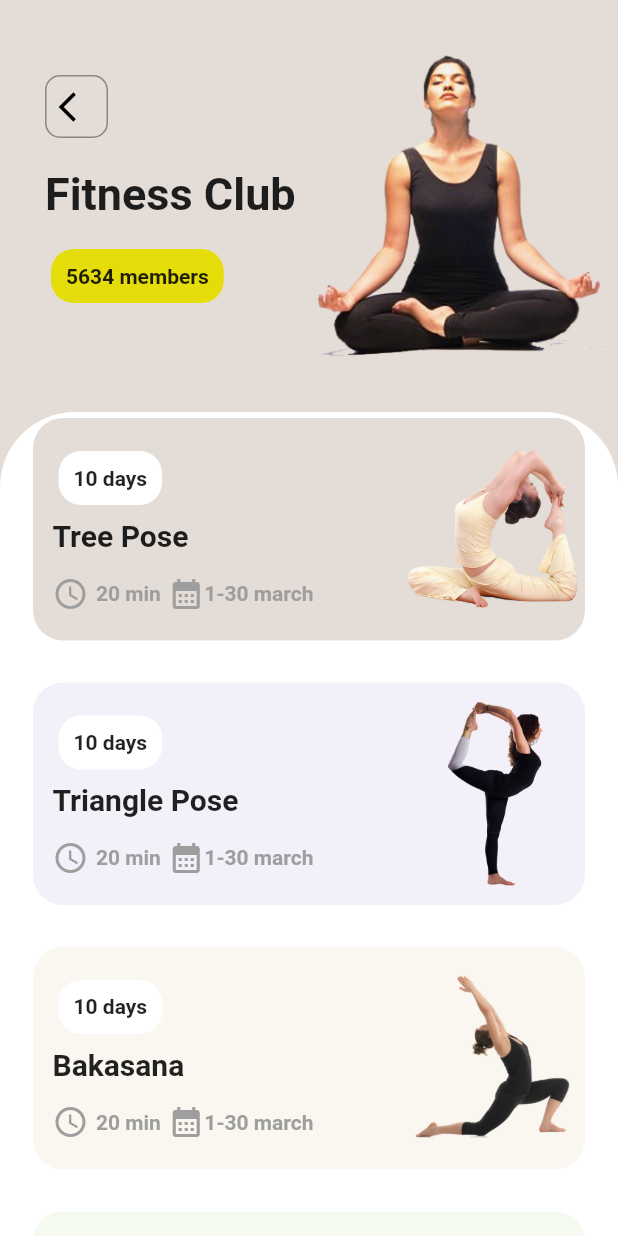
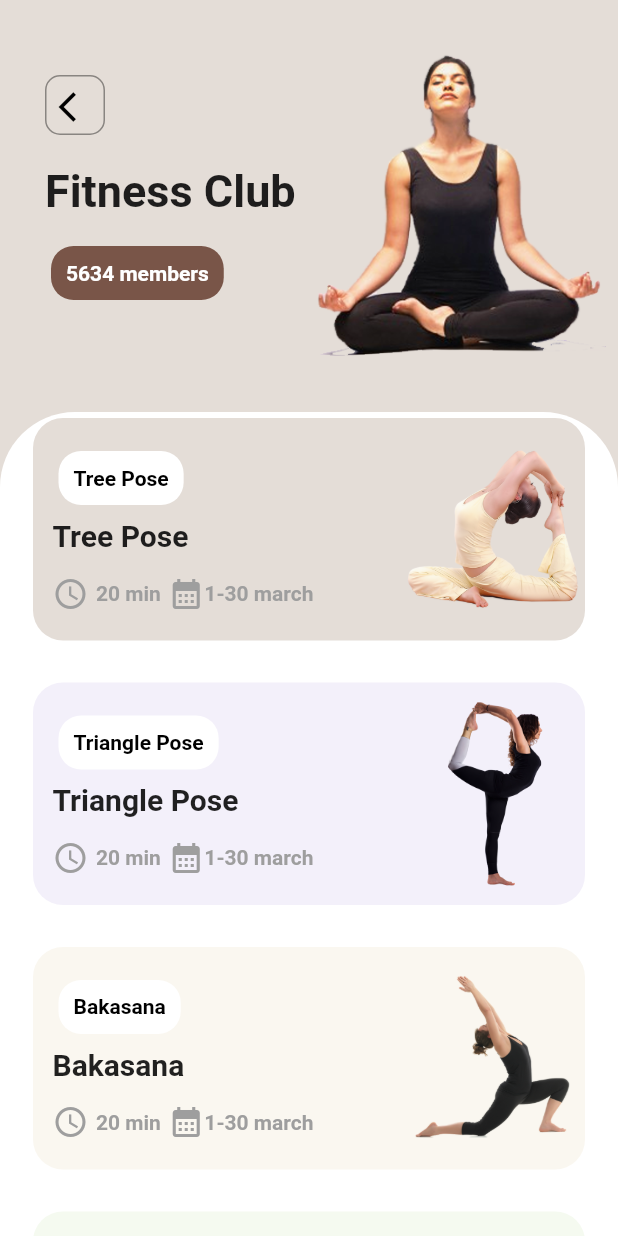
Before and after one commit to Salomondiei08/fitness_app, a Flutter app: the screen it shows after launch, after a tap on "Yoga", on a phone screen of 412 x 824 dp. Run offline on Flutter 3.47's test engine with Material 2 defaults, Android fonts, the phone set to English and light mode, and no system bars.

Commit message:
UI Dobne

```diff
--- a/lib/helpers/routes.dart
+++ b/lib/helpers/routes.dart
@@ -1,3 +1,4 @@
+import 'package:fitness_club/ui/screens/activity_detail_screen.dart';
 import 'package:flutter/cupertino.dart';
 
 import '../ui/screens/club_detail_screen.dart';
@@ -6,9 +7,11 @@ import '../ui/screens/home_screen.dart';
 abstract class Routes {
   static String homeScreen = '/';
   static String clubDetailScreen = '/club_detail_screen';
+  static String activityDetailScreen = '/activityDetailScreen';
 
   static Map<String, Widget Function(BuildContext)> get routes => {
         homeScreen: (context) => const HomeScreen(),
         clubDetailScreen: (context) => const ClubDetailScreen(),
+        activityDetailScreen: (context) => const ActivityDetailScreen(),
       };
 }
--- a/lib/logic/providers/club_provider.dart
+++ b/lib/logic/providers/club_provider.dart
@@ -20,14 +20,14 @@ class ClubProvider extends ChangeNotifier {
           daysToComplete: 10,
           duration: Duration(days: 10),
           timeToCompleteInMinutes: 20,
-          steps: {
-            'Steps 1': 'Enim et tempor dolor do aute quis ea sit enim.',
-            'Steps 2': 'Enim et tempor dolor do aute quis ea sit enim.',
-            'Steps 3': 'Enim et tempor dolor do aute quis ea sit enim.',
-            'Steps 4': 'Enim et tempor dolor do aute quis ea sit enim.',
-            'Steps 5': 'Enim et tempor dolor do aute quis ea sit enim.',
-            'Steps 6': 'Enim et tempor dolor do aute quis ea sit enim.',
-          },
+          steps: [
+            'Nisi adipisicing eu nisi anim aliquip anim nostrud ad. Aute pariatur in ut excepteur minim magna pariatur qui magna. ',
+            'Nisi adipisicing eu nisi anim aliquip anim nostrud ad. Aute pariatur in ut excepteur minim magna pariatur qui magna. ',
+            'Nisi adipisicing eu nisi anim aliquip anim nostrud ad. Aute pariatur in ut excepteur minim magna pariatur qui magna. ',
+            'Nisi adipisicing eu nisi anim aliquip anim nostrud ad. Aute pariatur in ut excepteur minim magna pariatur qui magna. ',
+            'Nisi adipisicing eu nisi anim aliquip anim nostrud ad. Aute pariatur in ut excepteur minim magna pariatur qui magna. ',
+            'Nisi adipisicing eu nisi anim aliquip anim nostrud ad. Aute pariatur in ut excepteur minim magna pariatur qui magna. ',
+          ],
           color: Color(0xFFE4DDD7),
         ),
         Activity(
@@ -39,14 +39,14 @@ class ClubProvider extends ChangeNotifier {
           daysToComplete: 10,
           duration: Duration(days: 10),
           timeToCompleteInMinutes: 20,
-          steps: {
-            'Steps 1': 'Enim et tempor dolor do aute quis ea sit enim.',
-            'Steps 2': 'Enim et tempor dolor do aute quis ea sit enim.',
-            'Steps 3': 'Enim et tempor dolor do aute quis ea sit enim.',
-            'Steps 4': 'Enim et tempor dolor do aute quis ea sit enim.',
-            'Steps 5': 'Enim et tempor dolor do aute quis ea sit enim.',
-            'Steps 6': 'Enim et tempor dolor do aute quis ea sit enim.',
-          },
+          steps: [
+            'Nisi adipisicing eu nisi anim aliquip anim nostrud ad. Aute pariatur in ut excepteur minim magna pariatur qui magna. ',
+            'Nisi adipisicing eu nisi anim aliquip anim nostrud ad. Aute pariatur in ut excepteur minim magna pariatur qui magna. ',
+            'Nisi adipisicing eu nisi anim aliquip anim nostrud ad. Aute pariatur in ut excepteur minim magna pariatur qui magna. ',
+            'Nisi adipisicing eu nisi anim aliquip anim nostrud ad. Aute pariatur in ut excepteur minim magna pariatur qui magna. ',
+            'Nisi adipisicing eu nisi anim aliquip anim nostrud ad. Aute pariatur in ut excepteur minim magna pariatur qui magna. ',
+            'Nisi adipisicing eu nisi anim aliquip anim nostrud ad. Aute pariatur in ut excepteur minim magna pariatur qui magna. ',
+          ],
           color: Color.fromARGB(255, 243, 240, 250),
         ),
         Activity(
@@ -58,14 +58,14 @@ class ClubProvider extends ChangeNotifier {
           daysToComplete: 10,
           duration: Duration(days: 10),
           timeToCompleteInMinutes: 20,
-          steps: {
-            'Steps 1': 'Enim et tempor dolor do aute quis ea sit enim.',
-            'Steps 2': 'Enim et tempor dolor do aute quis ea sit enim.',
-            'Steps 3': 'Enim et tempor dolor do aute quis ea sit enim.',
-            'Steps 4': 'Enim et tempor dolor do aute quis ea sit enim.',
-            'Steps 5': 'Enim et tempor dolor do aute quis ea sit enim.',
-            'Steps 6': 'Enim et tempor dolor do aute quis ea sit enim.',
-          },
+          steps: [
+            'Nisi adipisicing eu nisi anim aliquip anim nostrud ad. Aute pariatur in ut excepteur minim magna pariatur qui magna. ',
+            'Nisi adipisicing eu nisi anim aliquip anim nostrud ad. Aute pariatur in ut excepteur minim magna pariatur qui magna. ',
+            'Nisi adipisicing eu nisi anim aliquip anim nostrud ad. Aute pariatur in ut excepteur minim magna pariatur qui magna. ',
+            'Nisi adipisicing eu nisi anim aliquip anim nostrud ad. Aute pariatur in ut excepteur minim magna pariatur qui magna. ',
+            'Nisi adipisicing eu nisi anim aliquip anim nostrud ad. Aute pariatur in ut excepteur minim magna pariatur qui magna. ',
+            'Nisi adipisicing eu nisi anim aliquip anim nostrud ad. Aute pariatur in ut excepteur minim magna pariatur qui magna. ',
+          ],
           color: Color.fromARGB(255, 250, 247, 240),
         ),
         Activity(
@@ -77,14 +77,14 @@ class ClubProvider extends ChangeNotifier {
           daysToComplete: 10,
           duration: Duration(days: 10),
           timeToCompleteInMinutes: 20,
-          steps: {
-            'Steps 1': 'Enim et tempor dolor do aute quis ea sit enim.',
-            'Steps 2': 'Enim et tempor dolor do aute quis ea sit enim.',
-            'Steps 3': 'Enim et tempor dolor do aute quis ea sit enim.',
-            'Steps 4': 'Enim et tempor dolor do aute quis ea sit enim.',
-            'Steps 5': 'Enim et tempor dolor do aute quis ea sit enim.',
-            'Steps 6': 'Enim et tempor dolor do aute quis ea sit enim.',
-          },
+          steps: [
+            'Nisi adipisicing eu nisi anim aliquip anim nostrud ad. Aute pariatur in ut excepteur minim magna pariatur qui magna. ',
+            'Nisi adipisicing eu nisi anim aliquip anim nostrud ad. Aute pariatur in ut excepteur minim magna pariatur qui magna. ',
+            'Nisi adipisicing eu nisi anim aliquip anim nostrud ad. Aute pariatur in ut excepteur minim magna pariatur qui magna. ',
+            'Nisi adipisicing eu nisi anim aliquip anim nostrud ad. Aute pariatur in ut excepteur minim magna pariatur qui magna. ',
+            'Nisi adipisicing eu nisi anim aliquip anim nostrud ad. Aute pariatur in ut excepteur minim magna pariatur qui magna. ',
+            'Nisi adipisicing eu nisi anim aliquip anim nostrud ad. Aute pariatur in ut excepteur minim magna pariatur qui magna. ',
+          ],
           color: Color.fromARGB(255, 245, 250, 240),
         ),
       ],
@@ -105,14 +105,14 @@ class ClubProvider extends ChangeNotifier {
             daysToComplete: 10,
             duration: Duration(days: 10),
             timeToCompleteInMinutes: 20,
-            steps: {
-              'Steps 1': 'Enim et tempor dolor do aute quis ea sit enim.',
-              'Steps 2': 'Enim et tempor dolor do aute quis ea sit enim.',
-              'Steps 3': 'Enim et tempor dolor do aute quis ea sit enim.',
-              'Steps 4': 'Enim et tempor dolor do aute quis ea sit enim.',
-              'Steps 5': 'Enim et tempor dolor do aute quis ea sit enim.',
-              'Steps 6': 'Enim et tempor dolor do aute quis ea sit enim.',
-            },
+            steps: [
+              'Nisi adipisicing eu nisi anim aliquip anim nostrud ad. Aute pariatur in ut excepteur minim magna pariatur qui magna. ',
+              'Nisi adipisicing eu nisi anim aliquip anim nostrud ad. Aute pariatur in ut excepteur minim magna pariatur qui magna. ',
+              'Nisi adipisicing eu nisi anim aliquip anim nostrud ad. Aute pariatur in ut excepteur minim magna pariatur qui magna. ',
+              'Nisi adipisicing eu nisi anim aliquip anim nostrud ad. Aute pariatur in ut excepteur minim magna pariatur qui magna. ',
+              'Nisi adipisicing eu nisi anim aliquip anim nostrud ad. Aute pariatur in ut excepteur minim magna pariatur qui magna. ',
+              'Nisi adipisicing eu nisi anim aliquip anim nostrud ad. Aute pariatur in ut excepteur minim magna pariatur qui magna. ',
+            ],
             color: Color.fromARGB(255, 222, 215, 228),
           ),
         ]),
@@ -132,14 +132,14 @@ class ClubProvider extends ChangeNotifier {
             daysToComplete: 10,
             duration: Duration(days: 10),
             timeToCompleteInMinutes: 20,
-            steps: {
-              'Steps 1': 'Enim et tempor dolor do aute quis ea sit enim.',
-              'Steps 2': 'Enim et tempor dolor do aute quis ea sit enim.',
-              'Steps 3': 'Enim et tempor dolor do aute quis ea sit enim.',
-              'Steps 4': 'Enim et tempor dolor do aute quis ea sit enim.',
-              'Steps 5': 'Enim et tempor dolor do aute quis ea sit enim.',
-              'Steps 6': 'Enim et tempor dolor do aute quis ea sit enim.',
-            },
+            steps: [
+              'Nisi adipisicing eu nisi anim aliquip anim nostrud ad. Aute pariatur in ut excepteur minim magna pariatur qui magna. ',
+              'Nisi adipisicing eu nisi anim aliquip anim nostrud ad. Aute pariatur in ut excepteur minim magna pariatur qui magna. ',
+              'Nisi adipisicing eu nisi anim aliquip anim nostrud ad. Aute pariatur in ut excepteur minim magna pariatur qui magna. ',
+              'Nisi adipisicing eu nisi anim aliquip anim nostrud ad. Aute pariatur in ut excepteur minim magna pariatur qui magna. ',
+              'Nisi adipisicing eu nisi anim aliquip anim nostrud ad. Aute pariatur in ut excepteur minim magna pariatur qui magna. ',
+              'Nisi adipisicing eu nisi anim aliquip anim nostrud ad. Aute pariatur in ut excepteur minim magna pariatur qui magna. ',
+            ],
             color: Color.fromARGB(255, 231, 235, 218),
           ),
         ]),
@@ -159,14 +159,14 @@ class ClubProvider extends ChangeNotifier {
             daysToComplete: 10,
             duration: Duration(days: 10),
             timeToCompleteInMinutes: 20,
-            steps: {
-              'Steps 1': 'Enim et tempor dolor do aute quis ea sit enim.',
-              'Steps 2': 'Enim et tempor dolor do aute quis ea sit enim.',
-              'Steps 3': 'Enim et tempor dolor do aute quis ea sit enim.',
-              'Steps 4': 'Enim et tempor dolor do aute quis ea sit enim.',
-              'Steps 5': 'Enim et tempor dolor do aute quis ea sit enim.',
-              'Steps 6': 'Enim et tempor dolor do aute quis ea sit enim.',
-            },
+            steps: [
+              'Nisi adipisicing eu nisi anim aliquip anim nostrud ad. Aute pariatur in ut excepteur minim magna pariatur qui magna. ',
+              'Nisi adipisicing eu nisi anim aliquip anim nostrud ad. Aute pariatur in ut excepteur minim magna pariatur qui magna. ',
+              'Nisi adipisicing eu nisi anim aliquip anim nostrud ad. Aute pariatur in ut excepteur minim magna pariatur qui magna. ',
+              'Nisi adipisicing eu nisi anim aliquip anim nostrud ad. Aute pariatur in ut excepteur minim magna pariatur qui magna. ',
+              'Nisi adipisicing eu nisi anim aliquip anim nostrud ad. Aute pariatur in ut excepteur minim magna pariatur qui magna. ',
+              'Nisi adipisicing eu nisi anim aliquip anim nostrud ad. Aute pariatur in ut excepteur minim magna pariatur qui magna. ',
+            ],
             color: Color.fromARGB(255, 235, 218, 234),
           ),
         ]),
--- a/lib/models/actiivity.dart
+++ b/lib/models/actiivity.dart
@@ -9,7 +9,7 @@ class Activity {
   final int daysToComplete;
   final Duration duration;
   final int timeToCompleteInMinutes;
-  final Map<String, String> steps;
+  final List<String> steps;
   Activity({
     required this.id,
     required this.name,
--- a/lib/ui/screens/club_detail_screen.dart
+++ b/lib/ui/screens/club_detail_screen.dart
@@ -23,13 +23,11 @@ class ClubDetailScreen extends StatelessWidget {
                     child: Column(
                       crossAxisAlignment: CrossAxisAlignment.start,
                       children: [
-                        InkWell(
-                          onTap: () => Navigator.pop(context),
-                          child: HomeIcon(
-                              icon: Icons.arrow_back_ios,
-                              backgroundColor: club.color,
-                              iconColor: Colors.black),
-                        ),
+                        HomeIcon(
+                            icon: Icons.arrow_back_ios,
+                            backgroundColor: club.color,
+                        onPressed: () => Navigator.pop(context),
+                            iconColor: Colors.black),
                         const SizedBox(
                           height: 20,
                         ),
@@ -43,7 +41,7 @@ class ClubDetailScreen extends StatelessWidget {
                         ),
                         Card(
                           elevation: 0.0,
-                          color: club.color.withBlue(10),
+                          color: Colors.brown,
                           shape: RoundedRectangleBorder(
                             borderRadius: BorderRadius.circular(15),
                           ),
@@ -52,7 +50,9 @@ class ClubDetailScreen extends StatelessWidget {
                             child: Text(
                               '${club.peopleEnrolled} members',
                               style: const TextStyle(
-                                  fontSize: 14, fontWeight: FontWeight.bold),
+                                  fontSize: 14,
+                                  fontWeight: FontWeight.bold,
+                                  color: Colors.white),
                             ),
                           ),
                         ),
--- a/lib/ui/widget/activity_item.dart
+++ b/lib/ui/widget/activity_item.dart
@@ -1,6 +1,8 @@
+import 'package:fitness_club/ui/widget/fitness_button.dart';
+import 'package:flutter/material.dart';
+
+import 'package:fitness_club/helpers/routes.dart';
 import 'package:fitness_club/models/club.dart';
-import 'package:flutter/material.dart';
-import 'package:intl/intl.dart';
 
 class ActivityItem extends StatelessWidget {
   const ActivityItem({
@@ -17,7 +19,12 @@ class ActivityItem extends StatelessWidget {
         height: 20,
       ),
       itemCount: clubItem.activities.length,
-      itemBuilder: (_, i) => Container(
+      itemBuilder: (_, i) => InkWell(
+        onTap: () => Navigator.of(context).pushNamed(
+          Routes.activityDetailScreen,
+          arguments: clubItem.activities[i],
+        ),
+        child: Container(
           height: MediaQuery.of(context).size.height * 0.18,
           margin: const EdgeInsets.all(4),
           decoration: BoxDecoration(
@@ -36,26 +43,17 @@ class ActivityItem extends StatelessWidget {
                     children: [
                       Padding(
                         padding: const EdgeInsets.symmetric(vertical: 5.0),
-                      child: Card(
-                        elevation: 0.0,
+                        child: FitnessButton(
+                          padding: 10,
+                          text: '${clubItem.activities[i].name}',
                           color: Colors.white,
-                        shape: RoundedRectangleBorder(
-                          borderRadius: BorderRadius.circular(15),
-                        ),
-                        child: Padding(
-                          padding: EdgeInsets.all(10.0),
-                          child: Text(
-                            '${clubItem.activities[i].daysToComplete} days',
-                            style: TextStyle(
-                                fontSize: 14, fontWeight: FontWeight.bold),
-                          ),
-                        ),
+                          textColor: Colors.black,
                         ),
                       ),
                       Text(
                         clubItem.activities[i].name,
-                      style:
-                          TextStyle(fontSize: 20, fontWeight: FontWeight.bold),
+                        style: TextStyle(
+                            fontSize: 20, fontWeight: FontWeight.bold),
                       ),
                       const SizedBox(
                         height: 15,
@@ -72,7 +70,8 @@ class ActivityItem extends StatelessWidget {
                           Text(
                             '${clubItem.activities[i].timeToCompleteInMinutes} min',
                             style: TextStyle(
-                              color: Colors.grey, fontWeight: FontWeight.bold),
+                                color: Colors.grey,
+                                fontWeight: FontWeight.bold),
                           ),
                           const SizedBox(
                             width: 5,
@@ -84,7 +83,8 @@ class ActivityItem extends StatelessWidget {
                           Text(
                             '1-30 march',
                             style: TextStyle(
-                              color: Colors.grey, fontWeight: FontWeight.bold),
+                                color: Colors.grey,
+                                fontWeight: FontWeight.bold),
                           ),
                         ],
                       )
@@ -98,6 +98,7 @@ class ActivityItem extends StatelessWidget {
             ],
           ),
         ),
+      ),
     );
   }
 }
--- /dev/null
+++ b/lib/ui/widget/fitness_button.dart
@@ -0,0 +1,36 @@
+import 'package:flutter/material.dart';
+
+
+class FitnessButton extends StatelessWidget {
+  final String text;
+  final double padding;
+  final Color color;
+  final Color textColor;
+
+  const FitnessButton({
+    Key? key,
+    required this.text,
+    required this.padding,
+    required this.color,
+    required this.textColor,
+  }) : super(key: key);
+
+  @override
+  Widget build(BuildContext context) {
+    return Card(
+      elevation: 0.0,
+      color: color,
+      shape: RoundedRectangleBorder(
+        borderRadius: BorderRadius.circular(15),
+      ),
+      child: Padding(
+        padding: EdgeInsets.all(padding),
+        child: Text(
+          text,
+          style: TextStyle(
+              fontSize: 14, fontWeight: FontWeight.bold, color: textColor),
+        ),
+      ),
+    );
+  }
+}
--- a/lib/ui/widget/home_icon.dart
+++ b/lib/ui/widget/home_icon.dart
@@ -7,15 +7,19 @@ class HomeIcon extends StatelessWidget {
     required this.icon,
     required this.backgroundColor,
     required this.iconColor,
+     this.onPressed,
   }) : super(key: key);
 
   final IconData icon;
   final Color backgroundColor;
   final Color iconColor;
+  final void Function()? onPressed;
 
   @override
   Widget build(BuildContext context) {
     return Container(
+      width: 40,
+      height: 40,
       decoration: BoxDecoration(
         border: Border.all(
           color: Colors.black.withOpacity(0.4),
@@ -23,11 +27,12 @@ class HomeIcon extends StatelessWidget {
         color: backgroundColor,
         borderRadius: BorderRadius.circular(10),
       ),
-      child: Padding(
-        padding: const EdgeInsets.all(8.0),
-        child: Icon(
-          icon,
-          color: iconColor,
+      child: Center(
+        child: IconButton(
+          icon: Icon(
+            icon,
+            color: iconColor,
+          ), onPressed: onPressed,
         ),
       ),
     );
```
Also changed, not shown: lib/ui/screens/activity_detail_screen.dart (+127 -2 lines). Lines whose indentation alone changed are shown as unchanged.
